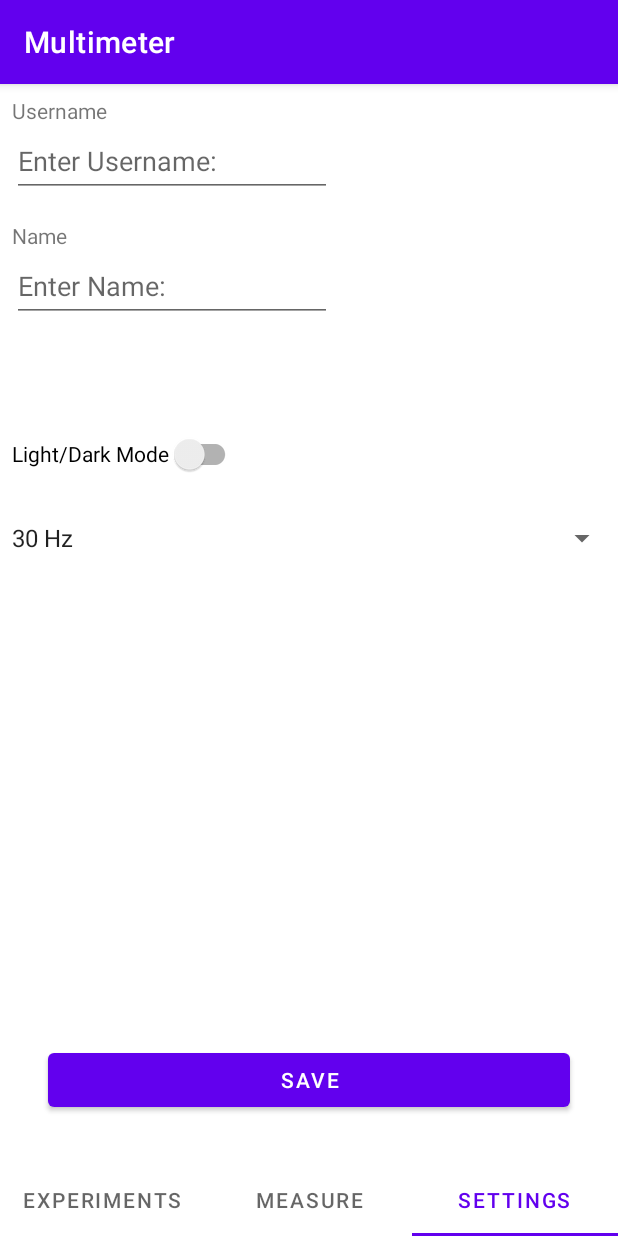
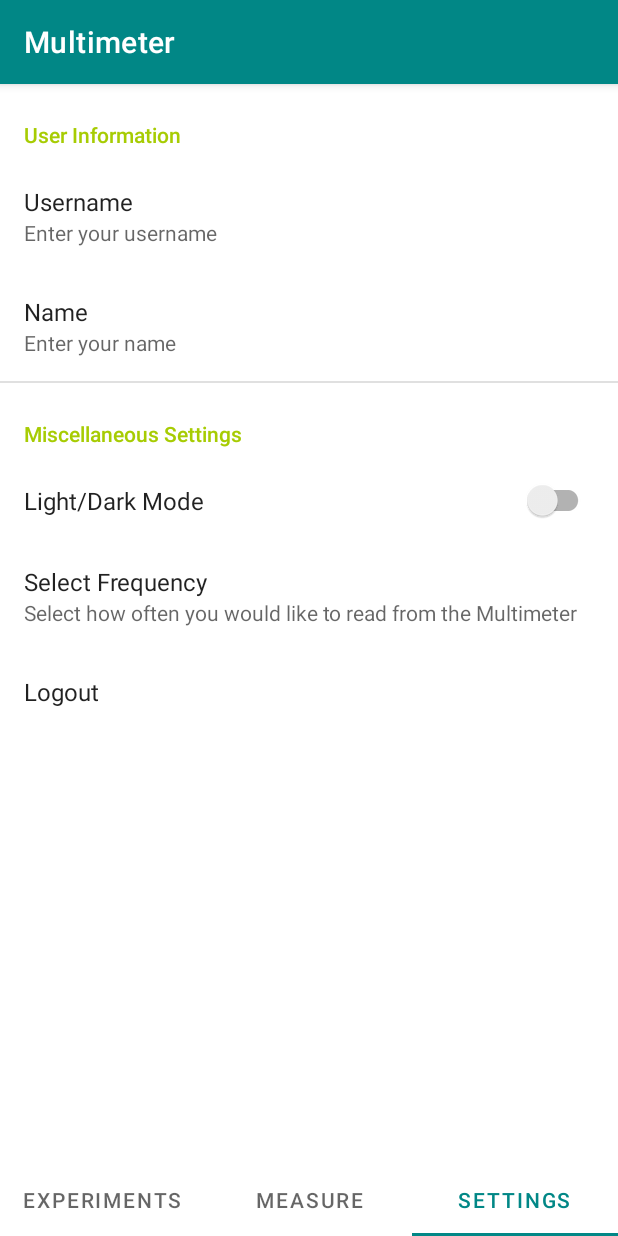
Before and after one commit to ShayGeko/Multimeter, an Android app: the fragment SettingsFragment placed in its activity, item 3 of the bottom bar chosen, on a phone screen of 412 x 824 dp. Run offline under Robolectric (Android 15) with nearby library versions, the light colour scheme and no system bars; our stand-ins replace androidx.preference; libraries missing offline, so code that uses them is left out: com.jjoe64.graphview; 19 statements that could not run were skipped.

Commit message:
Settings Fragment changed to PreferenceScreen Added Dark/Light mode

```diff
--- a/app/build.gradle
+++ b/app/build.gradle
@@ -48,6 +48,7 @@ dependencies {
     implementation 'androidx.legacy:legacy-support-v4:1.0.0'
     implementation 'androidx.recyclerview:recyclerview:1.2.1'
     implementation 'com.jjoe64:graphview:4.2.2'
+    implementation 'androidx.preference:preference:1.2.0'
 
     testImplementation 'junit:junit:4.13.2'
     androidTestImplementation 'androidx.test.ext:junit:1.1.3'
--- a/app/src/main/java/com/untitled/multimeter/settings/SettingsFragment.kt
+++ b/app/src/main/java/com/untitled/multimeter/settings/SettingsFragment.kt
@@ -1,65 +1,37 @@
 package com.untitled.multimeter.settings
 
-import android.content.SharedPreferences
 import android.os.Bundle
 import android.util.Log
-import androidx.fragment.app.Fragment
-import android.view.LayoutInflater
-import android.view.View
-import android.view.ViewGroup
-import android.widget.*
-import androidx.appcompat.app.AppCompatActivity
-import androidx.appcompat.widget.SwitchCompat
+import androidx.appcompat.app.AppCompatDelegate
+import androidx.appcompat.app.AppCompatDelegate.MODE_NIGHT_NO
+import androidx.appcompat.app.AppCompatDelegate.MODE_NIGHT_YES
+import androidx.preference.*
 import com.untitled.multimeter.R
 
-class SettingsFragment : Fragment() {
+class SettingsFragment : PreferenceFragmentCompat() {
 
-    private lateinit var sharedPref: SharedPreferences
+    override fun onCreatePreferences(savedInstanceState: Bundle?, rootKey: String?) {
+        setPreferencesFromResource(R.xml.fragment_settings, rootKey)
 
-    override fun onCreateView(
-        inflater: LayoutInflater, container: ViewGroup?,
-        savedInstanceState: Bundle?
-    ): View {
-        val view: View = inflater.inflate(R.layout.fragment_settings, container, false)
+        val username = findPreference<EditTextPreference>("username")
+        val name = findPreference<EditTextPreference>("name")
+        val themeSwitch: SwitchPreferenceCompat? = findPreference("theme mode")
+        val frequency = findPreference<ListPreference>("frequency")
+        val logoutBtn = findPreference<Preference>("logout")
 
-        sharedPref = requireActivity().applicationContext.getSharedPreferences("sharedPrefsKey", AppCompatActivity.MODE_PRIVATE)
-        val saveBtn = view.findViewById<Button>(R.id.saveBtn)
-
-        loadPreferences()
-
-        saveBtn.setOnClickListener {
-            savePreferences()
-            Toast.makeText(requireContext(), "Saved Settings", Toast.LENGTH_SHORT).show()
+        //set listener for theme switch
+        themeSwitch?.setOnPreferenceChangeListener { _,_ ->
+            checkTheme(themeSwitch.isChecked)
+            true
         }
-
-        return view
     }
 
-    private fun loadPreferences() {
-        view?.findViewById<EditText>(R.id.editTextUsername)?.setText(
-            sharedPref.getString("usernameKey", "").toString()
-        )
-        view?.findViewById<EditText>(R.id.editTextName)
-            ?.setText(sharedPref.getString("nameKey", "").toString())
-        view?.findViewById<Switch>(R.id.switchLightDarkMode)?.isChecked =
-            sharedPref.getBoolean("switchKey", false)
-        view?.findViewById<Spinner>(R.id.spinnerFrequency)?.setSelection(
-            sharedPref.getLong("frequencyKey", 0).toInt()
-        )
-    }
-
-    private fun savePreferences() {
-        val editor = sharedPref.edit()
-
-        val username: String = view?.findViewById<EditText>(R.id.editTextUsername)?.text.toString()
-        val name: String = view?.findViewById<EditText>(R.id.editTextName)?.text.toString()
-        val switch: Boolean = view?.findViewById<SwitchCompat>(R.id.switchLightDarkMode)!!.isChecked
-        val frequency: Long = (view?.findViewById<Spinner>(R.id.spinnerFrequency)?.selectedItemId ?:
-        editor.putString("usernameKey", username)) as Long
-        editor.putString("nameKey", name)
-        editor.putBoolean("switchKey", switch)
-        editor.putLong("frequencyKey", frequency)
-
-        editor.apply()
+    private fun checkTheme(input: Boolean) {
+        if (input) {
+            AppCompatDelegate.setDefaultNightMode(MODE_NIGHT_NO)
+        }
+        else {
+            AppCompatDelegate.setDefaultNightMode(MODE_NIGHT_YES)
+        }
     }
 }
--- a/app/src/main/res/layout/fragment_settings.xml
+++ /dev/null
@@ -1,88 +0,0 @@
-<?xml version="1.0" encoding="utf-8"?>
-<androidx.constraintlayout.widget.ConstraintLayout
-    xmlns:android="http://schemas.android.com/apk/res/android"
-    xmlns:app="http://schemas.android.com/apk/res-auto"
-    xmlns:tools="http://schemas.android.com/tools"
-    android:layout_width="match_parent"
-    android:layout_height="match_parent"
-    tools:context=".settings.SettingsFragment">
-
-    <TextView
-        android:id="@+id/textViewUsername"
-        android:layout_width="wrap_content"
-        android:layout_height="wrap_content"
-        android:layout_marginStart="8dp"
-        android:layout_marginTop="8dp"
-        android:text="@string/username"
-        app:layout_constraintStart_toStartOf="parent"
-        app:layout_constraintTop_toTopOf="parent" />
-
-    <EditText
-        android:id="@+id/editTextUsername"
-        android:layout_width="wrap_content"
-        android:layout_height="wrap_content"
-        android:layout_marginStart="8dp"
-        android:ems="10"
-        android:hint="@string/enter_username"
-        android:inputType="textPersonName"
-        android:minHeight="48dp"
-        app:layout_constraintStart_toStartOf="parent"
-        app:layout_constraintTop_toBottomOf="@+id/textViewUsername"
-        android:autofillHints="" />
-
-    <TextView
-        android:id="@+id/textViewName"
-        android:layout_width="wrap_content"
-        android:layout_height="wrap_content"
-        android:layout_marginStart="8dp"
-        android:layout_marginTop="16dp"
-        android:text="@string/name"
-        app:layout_constraintStart_toStartOf="parent"
-        app:layout_constraintTop_toBottomOf="@+id/editTextUsername" />
-
-    <EditText
-        android:id="@+id/editTextName"
-        android:layout_width="wrap_content"
-        android:layout_height="wrap_content"
-        android:ems="10"
-        android:hint="@string/enter_name"
-        android:inputType="textPersonName"
-        android:minHeight="48dp"
-        app:layout_constraintStart_toStartOf="@+id/textViewName"
-        app:layout_constraintTop_toBottomOf="@+id/textViewName"
-        android:autofillHints="" />
-
-    <androidx.appcompat.widget.SwitchCompat
-        android:id="@+id/switchLightDarkMode"
-        android:layout_width="wrap_content"
-        android:layout_height="wrap_content"
-        android:layout_marginTop="64dp"
-        android:minHeight="48dp"
-        android:text="@string/light_dark_mode"
-        app:layout_constraintStart_toStartOf="@+id/editTextName"
-        app:layout_constraintTop_toBottomOf="@+id/editTextName" />
-
-    <Spinner
-        android:id="@+id/spinnerFrequency"
-        android:layout_width="0dp"
-        android:layout_height="wrap_content"
-        android:layout_marginTop="8dp"
-        android:entries="@array/spinnerFrequency"
-        android:minHeight="48dp"
-        app:layout_constraintEnd_toEndOf="parent"
-        app:layout_constraintStart_toStartOf="parent"
-        app:layout_constraintTop_toBottomOf="@+id/switchLightDarkMode" />
-
-    <Button
-        android:id="@+id/saveBtn"
-        android:layout_width="0dp"
-        android:layout_height="wrap_content"
-        android:layout_marginStart="32dp"
-        android:layout_marginEnd="32dp"
-        android:layout_marginBottom="32dp"
-        android:text="@string/save"
-        app:layout_constraintBottom_toBottomOf="parent"
-        app:layout_constraintEnd_toEndOf="parent"
-        app:layout_constraintStart_toStartOf="parent" />
-
-</androidx.constraintlayout.widget.ConstraintLayout>
--- a/app/src/main/res/values-night/themes.xml
+++ b/app/src/main/res/values-night/themes.xml
@@ -2,15 +2,15 @@
     <!-- Base application theme. -->
     <style name="Theme.Multimeter" parent="Theme.MaterialComponents.DayNight.DarkActionBar">
         <!-- Primary brand color. -->
-        <item name="colorPrimary">@color/purple_200</item>
-        <item name="colorPrimaryVariant">@color/purple_700</item>
+        <item name="colorPrimary">#223EFB</item>
+        <item name="colorPrimaryVariant">#1434FD</item>
         <item name="colorOnPrimary">@color/black</item>
         <!-- Secondary brand color. -->
-        <item name="colorSecondary">@color/teal_200</item>
-        <item name="colorSecondaryVariant">@color/teal_200</item>
+        <item name="colorSecondary">#B8085A</item>
+        <item name="colorSecondaryVariant">#D50055</item>
         <item name="colorOnSecondary">@color/black</item>
         <!-- Status bar color. -->
-        <item name="android:statusBarColor" tools:targetApi="l">?attr/colorPrimaryVariant</item>
+        <item name="android:statusBarColor" >?attr/colorPrimaryVariant</item>
         <!-- Customize your theme here. -->
     </style>
 </resources>
--- a/app/src/main/res/values/strings.xml
+++ b/app/src/main/res/values/strings.xml
@@ -30,10 +30,16 @@
     <string name="enter_username">Enter Username:</string>
 
     <!-- Frequency Setting Spinner -->
-    <string-array name="spinnerFrequency">
+    <string-array name="frequencyPreference">
         <item>30 Hz</item>
         <item>60 Hz</item>
         <item>90 Hz</item>
         <item>120 Hz</item>
     </string-array>
+    <string-array name="frequencyPreferenceValues">
+        <item>30</item>
+        <item>60</item>
+        <item>90</item>
+        <item>120</item>
+    </string-array>
 </resources>
--- a/app/src/main/res/values/themes.xml
+++ b/app/src/main/res/values/themes.xml
@@ -2,15 +2,15 @@
     <!-- Base application theme. -->
     <style name="Theme.Multimeter" parent="Theme.MaterialComponents.DayNight.DarkActionBar">
         <!-- Primary brand color. -->
-        <item name="colorPrimary">@color/purple_500</item>
-        <item name="colorPrimaryVariant">@color/purple_700</item>
+        <item name="colorPrimary">@color/teal_700</item>
+        <item name="colorPrimaryVariant">#05B3A2</item>
         <item name="colorOnPrimary">@color/white</item>
         <!-- Secondary brand color. -->
-        <item name="colorSecondary">@color/teal_200</item>
-        <item name="colorSecondaryVariant">@color/teal_700</item>
+        <item name="colorSecondary">#A7CC03</item>
+        <item name="colorSecondaryVariant">#D4DA14</item>
         <item name="colorOnSecondary">@color/black</item>
         <!-- Status bar color. -->
-        <item name="android:statusBarColor" tools:targetApi="l">?attr/colorPrimaryVariant</item>
+        <item name="android:statusBarColor" >?attr/colorPrimaryVariant</item>
         <!-- Customize your theme here. -->
     </style>
 </resources>
--- /dev/null
+++ b/app/src/main/res/xml/fragment_settings.xml
@@ -0,0 +1,56 @@
+<?xml version="1.0" encoding="utf-8"?>
+<PreferenceScreen xmlns:android="http://schemas.android.com/apk/res/android"
+    xmlns:app="http://schemas.android.com/apk/res-auto"
+    xmlns:tools="http://schemas.android.com/tools"
+    app:iconSpaceReserved="false">
+
+    <PreferenceCategory
+        android:layout_width="match_parent"
+        android:layout_height="match_parent"
+        app:iconSpaceReserved="false"
+        app:title="User Information">
+
+        <EditTextPreference
+            android:id="@+id/textViewUsername"
+            android:key="username"
+            android:summary="Enter your username"
+            android:title="@string/username"
+            android:visibility="visible"
+            app:iconSpaceReserved="false"
+            tools:visibility="visible" />
+
+        <EditTextPreference
+            android:id="@+id/editTextName"
+            android:inputType="textPersonName"
+            android:key="name"
+            android:summary="Enter your name"
+            android:title="@string/name"
+            app:iconSpaceReserved="false" />
+    </PreferenceCategory>
+
+    <PreferenceCategory
+        android:layout_width="match_parent"
+        android:layout_height="match_parent"
+        app:iconSpaceReserved="false"
+        app:title="Miscellaneous Settings">
+
+        <SwitchPreferenceCompat
+            android:key="theme mode"
+            android:title="Light/Dark Mode"
+            app:iconSpaceReserved="false"/>
+
+        <ListPreference
+            android:entries="@array/frequencyPreference"
+            android:entryValues="@array/frequencyPreferenceValues"
+            android:defaultValue="60"
+            android:key="frequency"
+            android:summary="Select how often you would like to read from the Multimeter"
+            android:title="Select Frequency"
+            app:iconSpaceReserved="false"/>
+    </PreferenceCategory>
+
+    <Preference
+        android:key="logout"
+        android:title="Logout"
+        app:iconSpaceReserved="false"/>
+</PreferenceScreen>
```
